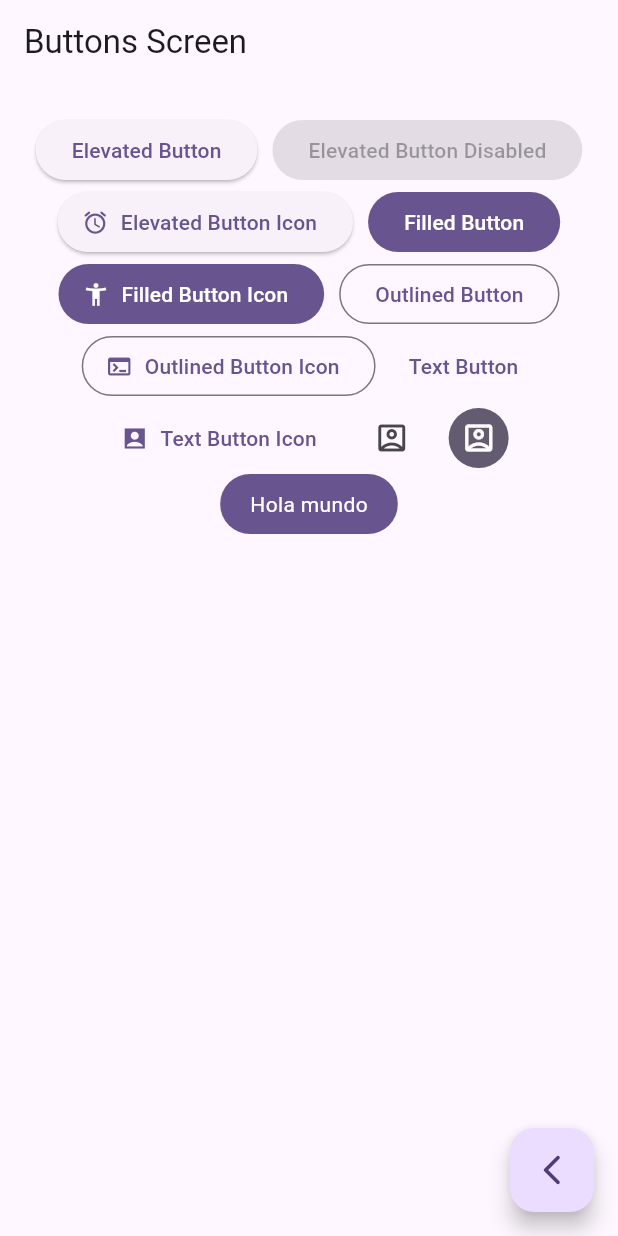
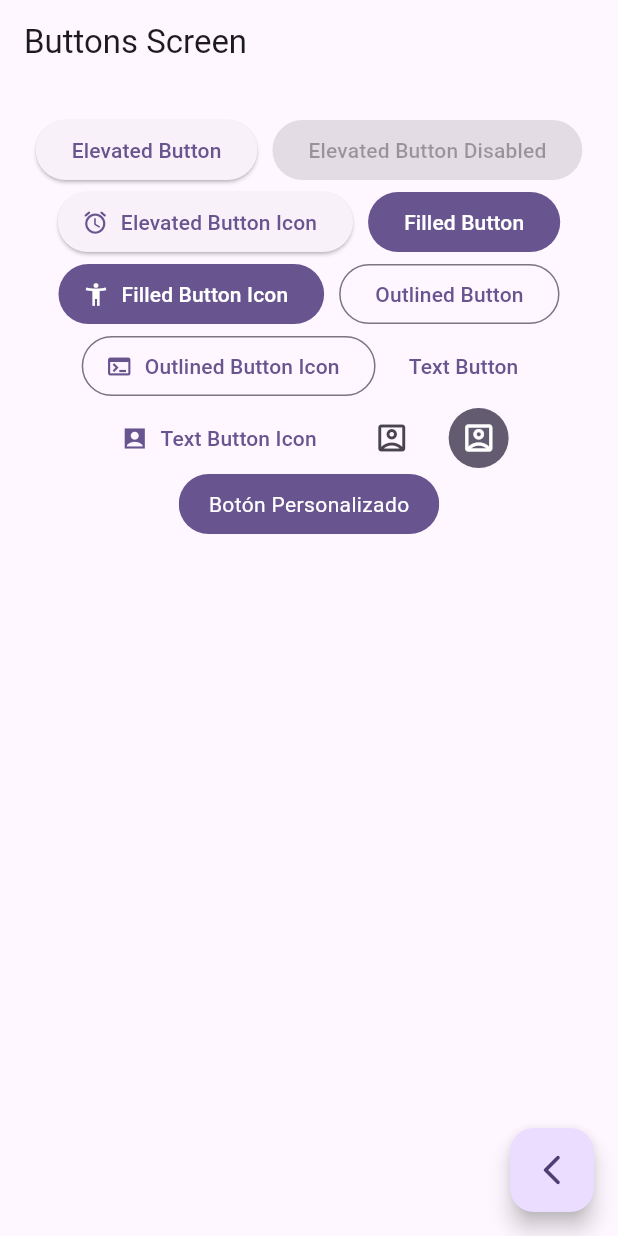
Before and after one commit to gramska/widgets_app, a Flutter app: the ButtonsScreen screen opened by its route, on a phone screen of 412 x 824 dp. Run offline on Flutter 3.47's test engine with Material 3 defaults, Android fonts, the phone set to English and light mode, and no system bars; our stand-ins replace go_router.

Commit message:
actualizacion botones

```diff
--- a/lib/presentation/screens/buttons/buttons_screen.dart
+++ b/lib/presentation/screens/buttons/buttons_screen.dart
@@ -125,7 +125,7 @@ class _CustomButton extends StatelessWidget {
           onTap: (){},
           child: const Padding(
             padding: EdgeInsets.symmetric(horizontal: 20, vertical: 10),
-            child: Text('Hola mundo',style: TextStyle(color: Colors.white))
+            child: Text('Botón Personalizado',style: TextStyle(color: Colors.white))
             ),
         ),
       ),
```
